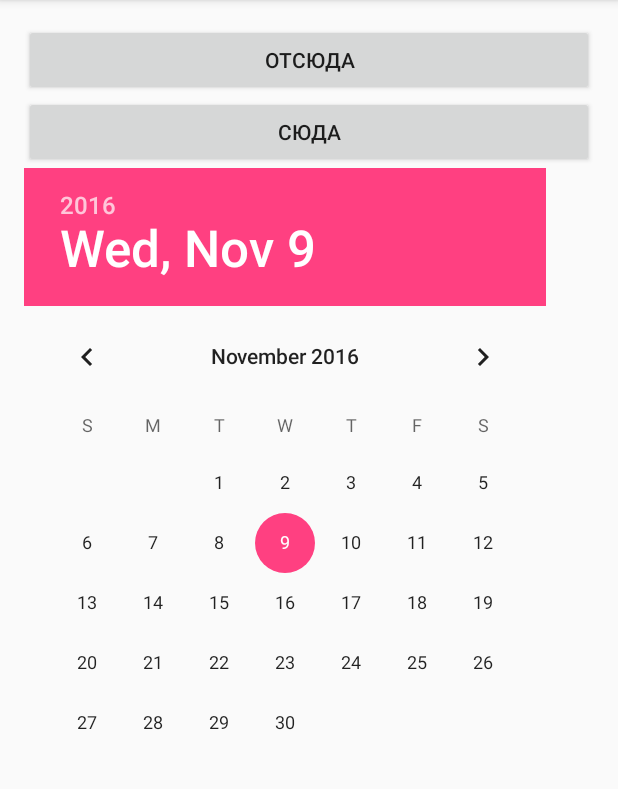
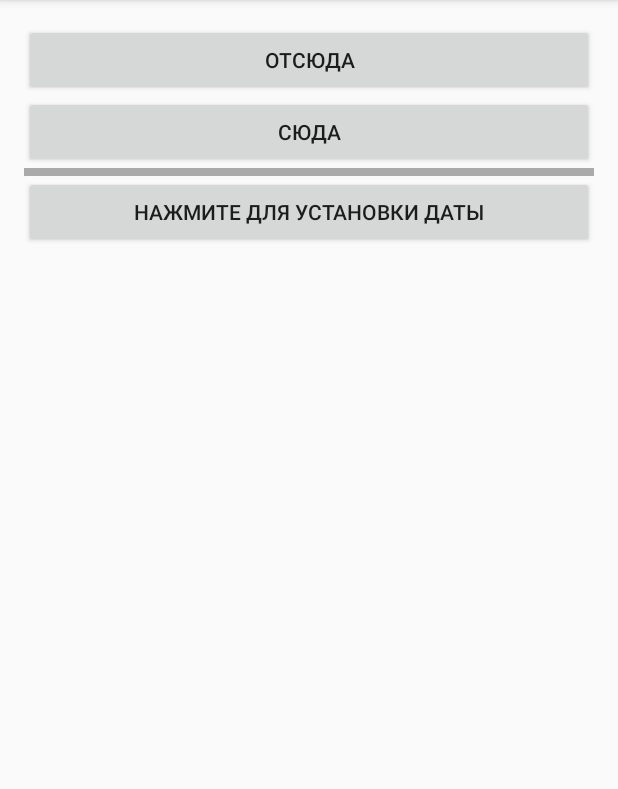
Before and after one commit to wazzy47/StationChooser, an Android app: the ChooserActivity screen opened directly, with no data from a screen before it, on a phone screen of 412 x 824 dp, the part 84-873 px from its top. Run offline under Robolectric (Android 15) with nearby library versions, the phone set to English and light mode, and no system bars.

```diff
--- a/app/src/main/AndroidManifest.xml
+++ b/app/src/main/AndroidManifest.xml
@@ -20,7 +20,8 @@
         <activity android:name=".AboutActivity" >
         </activity>
 
-        <activity android:name=".ChooserActivity" >
+        <activity android:name=".ChooserActivity"
+            android:windowSoftInputMode="stateHidden">
         </activity>
 
         <activity android:name=".StationListActivity"
--- a/app/src/main/java/ru/tutu/hire/stationchooser/ChooserActivity.java
+++ b/app/src/main/java/ru/tutu/hire/stationchooser/ChooserActivity.java
@@ -2,6 +2,7 @@ package ru.tutu.hire.stationchooser;
 
 import android.content.Intent;
 import android.os.Bundle;
+import android.support.v4.app.DialogFragment;
 import android.support.v7.app.AppCompatActivity;
 import android.view.View;
 import android.widget.Button;
@@ -10,6 +11,7 @@ public class ChooserActivity extends AppCompatActivity {
 
     private Button buttonFrom;
     private Button buttonTo;
+    private Button date;
     private static final String TAG = "ChooserActivity";
 
     @Override
@@ -34,6 +36,18 @@ public class ChooserActivity extends AppCompatActivity {
                 Intent i = new Intent(ChooserActivity.this, StationListActivity.class);
                 i.putExtra("direction", "citiesTo");
                 startActivityForResult(i, 0);
+            }
+        });
+
+        date = (Button) findViewById(R.id.datePicker);
+        date.setOnClickListener(new View.OnClickListener() {
+
+            @Override
+            public void onClick(View arg0) {
+
+                DialogFragment newFragment = new SelectDateFragment();
+                newFragment.show(getSupportFragmentManager(), "DatePicker");
+
             }
         });
 
@@ -64,6 +78,7 @@ public class ChooserActivity extends AppCompatActivity {
         // Save "to" and "from"
         savedInstanceState.putString("from", buttonFrom.getText().toString());
         savedInstanceState.putString("to", buttonTo.getText().toString());
+        savedInstanceState.putString("date", date.getText().toString());
 
         super.onSaveInstanceState(savedInstanceState);
     }
@@ -75,6 +90,9 @@ public class ChooserActivity extends AppCompatActivity {
         // Restore button texts
         buttonFrom.setText(savedInstanceState.getString("from"));
         buttonTo.setText(savedInstanceState.getString("to"));
+        date.setText(savedInstanceState.getString("date"));
 
     }
+
+
 }
--- a/app/src/main/res/layout/activity_chooser.xml
+++ b/app/src/main/res/layout/activity_chooser.xml
@@ -23,9 +23,15 @@
         android:layout_height="wrap_content"
         android:id="@+id/buttonTo" />
 
-    <DatePicker
+    <View
+        android:layout_width="match_parent"
+        android:layout_height="5dp"
+        android:background="@android:color/darker_gray"/>
+
+    <Button
         android:layout_width="match_parent"
         android:layout_height="wrap_content"
+        android:text="@string/date"
         android:id="@+id/datePicker" />
 
 
--- a/app/src/main/res/layout/activity_station.xml
+++ b/app/src/main/res/layout/activity_station.xml
@@ -7,12 +7,12 @@
         android:id = "@+id/station_name"
         android:layout_width="wrap_content"
         android:layout_height="wrap_content"
-        android:textSize="50sp"/>
+        android:textSize="30sp"/>
 
     <TextView
         android:id = "@+id/address"
         android:layout_width="wrap_content"
         android:layout_height="wrap_content"
-        android:textSize="30sp"/>
+        android:textSize="20sp"/>
 
 </LinearLayout>
--- a/app/src/main/res/layout/child_item.xml
+++ b/app/src/main/res/layout/child_item.xml
@@ -7,7 +7,7 @@
         android:id="@+id/station"
         android:layout_width="wrap_content"
         android:layout_height="wrap_content"
-        android:textSize="20sp"
+        android:textSize="17sp"
         android:layout_alignParentLeft="true"
         android:layout_centerVertical="true" />
 
--- a/app/src/main/res/layout/group_item.xml
+++ b/app/src/main/res/layout/group_item.xml
@@ -7,5 +7,5 @@
         android:id="@+id/country_city"
         android:layout_width="wrap_content"
         android:layout_height="wrap_content"
-        android:textSize="30sp"/>
+        android:textSize="20sp"/>
 </LinearLayout>
--- a/app/src/main/res/values/strings.xml
+++ b/app/src/main/res/values/strings.xml
@@ -8,6 +8,7 @@
 
     <string name="from">Отсюда</string>
     <string name="to">Сюда</string>
+    <string name="date"> Нажмите для установки даты </string>
     <string name="search">Найти</string>
 
     <string name="address">Адрес: </string>
```
Also changed, not shown: app/src/main/java/ru/tutu/hire/stationchooser/SelectDateFragment.java (added, +35 -0 lines).
